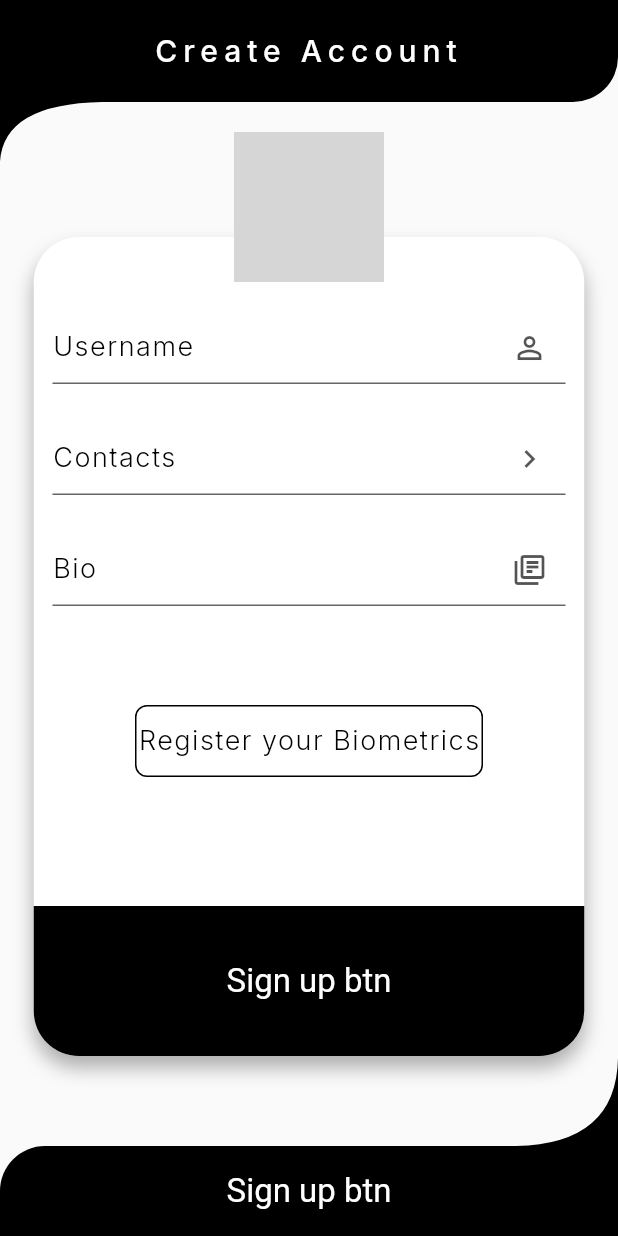
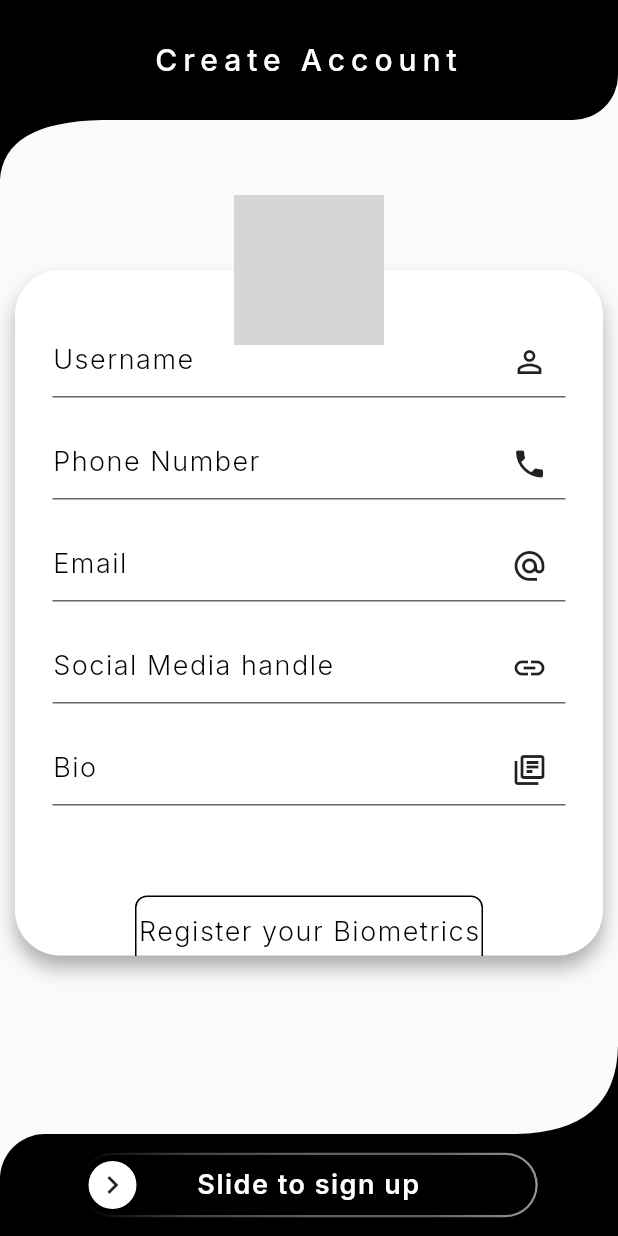
Before and after one commit to anorld-droid/foodie, a Flutter app: the SignUp screen opened by its route, on a phone screen of 412 x 824 dp. Run offline on Flutter 3.47's test engine with Material 2 defaults, Android fonts, the phone set to English and light mode, and no system bars; drawn by our look-alikes of slider_button; our stand-ins replace get, google_fonts; network calls fail; grey boxes are pictures that could not be loaded.

Commit message:
finished designing sign up screen.

```diff
--- a/lib/views/viewscreens/authentication/sign_up.dart
+++ b/lib/views/viewscreens/authentication/sign_up.dart
@@ -3,8 +3,7 @@ import 'package:flutter/services.dart';
 import 'package:get/get.dart';
 import 'package:google_fonts/google_fonts.dart';
 import 'package:trice/controller/authentication/sign_up_controller.dart';
-import 'package:trice/controller/main_controller.dart';
-
+import 'package:slider_button/slider_button.dart';
 import 'widgets/curved_traingle.dart';
 import 'widgets/text_field_input.dart';
 
@@ -27,7 +26,7 @@ class SignUp extends GetView<SignUpController> {
             children: [
               Column(crossAxisAlignment: CrossAxisAlignment.start, children: [
                 Container(
-                  height: 68.0,
+                  height: 80.0,
                   width: Get.width,
                   margin: MediaQuery.of(context).padding,
                   color: Colors.transparent,
@@ -57,12 +56,12 @@ class SignUp extends GetView<SignUpController> {
               Column(
                 children: [
                   SizedBox(
-                    height: 158,
+                    height: 180,
                     width: Get.width,
                   ),
                   Container(
-                    height: Get.height - 278,
-                    width: Get.width - 45,
+                    height: Get.height - 367,
+                    width: Get.width - 20,
                     decoration: BoxDecoration(
                         borderRadius: BorderRadius.circular(30.0),
                         color: Colors.white,
@@ -75,6 +74,7 @@ class SignUp extends GetView<SignUpController> {
                                 0, 8), // changes position of shadow
                           ),
                         ]),
+                    child: SingleChildScrollView(
                       child: Column(
                         mainAxisAlignment: MainAxisAlignment.spaceBetween,
                         children: [
@@ -84,32 +84,51 @@ class SignUp extends GetView<SignUpController> {
                           TextFieldInput(
                             hintText: "Username",
                             icon: Icons.person_outline,
-                          textInputType: TextInputType.emailAddress,
-                          textEditingController: controller.usernameController,
+                            textInputType: TextInputType.name,
+                            textEditingController:
+                                controller.usernameController,
                           ),
                           const SizedBox(
-                          height: 0,
+                            height: 20,
                           ),
                           TextFieldInput(
-                          hintText: "Contacts",
-                          icon: Icons.chevron_right_outlined,
-                          textInputType: TextInputType.emailAddress,
-                          textEditingController: controller.usernameController,
+                            hintText: "Phone Number",
+                            icon: Icons.phone,
+                            textInputType: TextInputType.phone,
+                            textEditingController: controller.phoneController,
                           ),
                           const SizedBox(
-                          height: 0,
+                            height: 20,
+                          ),
+                          TextFieldInput(
+                            hintText: "Email",
+                            icon: Icons.alternate_email_outlined,
+                            textInputType: TextInputType.emailAddress,
+                            textEditingController: controller.emailController,
+                          ),
+                          const SizedBox(
+                            height: 20,
+                          ),
+                          TextFieldInput(
+                            hintText: "Social Media handle",
+                            icon: Icons.link,
+                            textInputType: TextInputType.url,
+                            textEditingController: controller.websiteController,
+                          ),
+                          const SizedBox(
+                            height: 20,
                           ),
                           TextFieldInput(
                             hintText: "Bio",
                             icon: Icons.library_books_outlined,
-                          textInputType: TextInputType.emailAddress,
-                          textEditingController: controller.usernameController,
+                            textInputType: TextInputType.text,
+                            textEditingController: controller.bioController,
                           ),
                           const SizedBox(
-                          height: 40,
+                            height: 60,
                           ),
                           InkWell(
-                          onTap: controller.username,
+                            onTap: (() => controller.biometrics(context)),
                             child: Container(
                               width: Get.width - 180,
                               alignment: Alignment.center,
@@ -142,28 +161,43 @@ class SignUp extends GetView<SignUpController> {
                             ),
                           ),
                           const SizedBox(
+                            height: 10,
+                          ),
+                          Container(
+                            width: Get.width - 160,
+                            child: Row(
+                              children: [
+                                Text(
+                                  "ALready have an account?",
+                                  style: GoogleFonts.inter(
+                                      fontStyle: FontStyle.normal,
+                                      color: Colors.black,
+                                      fontSize: 18.0,
+                                      letterSpacing: 1.0,
+                                      fontWeight: FontWeight.w300),
+                                  textAlign: TextAlign.center,
+                                ),
+                                InkWell(
+                                  onTap: (() {}),
+                                  child: Text(
+                                    "Log in",
+                                    style: GoogleFonts.inter(
+                                        fontStyle: FontStyle.normal,
+                                        color: Colors.black,
+                                        fontSize: 18.0,
+                                        letterSpacing: 1.0,
+                                        fontWeight: FontWeight.w600),
+                                    textAlign: TextAlign.center,
+                                  ),
+                                )
+                              ],
+                            ),
+                          ),
+                          const SizedBox(
                             height: 60,
                           ),
-                        Container(
-                          height: 100.0,
-                          // width: Get.width,
-                          color: Colors.transparent,
-                          child: Container(
-                              decoration: const BoxDecoration(
-                                  color: Colors.black,
-                                  borderRadius: BorderRadius.only(
-                                      bottomLeft: Radius.circular(30),
-                                      bottomRight: Radius.circular(30))),
-                              child: const Center(
-                                child: Text(
-                                  "Sign up btn",
-                                  style: TextStyle(
-                                      color: Colors.white, fontSize: 22),
-                                  textAlign: TextAlign.center,
+                        ],
                       ),
-                              )),
-                        ),
-                      ],
                     ),
                   )
                 ],
@@ -172,7 +206,7 @@ class SignUp extends GetView<SignUpController> {
                 crossAxisAlignment: CrossAxisAlignment.center,
                 children: [
                   SizedBox(
-                    height: 88,
+                    height: 130,
                     width: Get.width,
                   ),
                   const CircleAvatar(
@@ -190,7 +224,7 @@ class SignUp extends GetView<SignUpController> {
               painter: BottomCurvedTriangle(),
             ),
             Container(
-              height: 60.0,
+              height: 68.0,
               width: Get.width,
               color: Colors.transparent,
               child: Container(
@@ -198,12 +232,49 @@ class SignUp extends GetView<SignUpController> {
                       color: Colors.black,
                       borderRadius:
                           BorderRadius.only(topLeft: Radius.circular(30))),
-                  child: const Center(
-                    child: Text(
-                      "Sign up btn",
-                      style: TextStyle(color: Colors.white, fontSize: 22),
+                  child: Column(
+                    mainAxisAlignment: MainAxisAlignment.center,
+                    children: [
+                      Container(
+                        height: 43,
+                        width: 305,
+                        alignment: Alignment.center,
+                        decoration: const BoxDecoration(
+                            borderRadius:
+                                BorderRadius.all(Radius.circular(100)),
+                            gradient: LinearGradient(
+                              colors: [
+                                // Color(0xFF000000),
+                                Color(0xFF000000),
+                                Color(0xFF434343),
+                                Color.fromARGB(255, 97, 95, 95),
+                                Color.fromARGB(255, 97, 95, 95),
+                                Color.fromARGB(255, 155, 150, 150),
+                              ],
+                            )),
+                        child: SliderButton(
+                            height: 40,
+                            width: 302,
+                            buttonSize: 32,
+                            baseColor: Colors.white,
+                            alignLabel: Alignment.center,
+                            backgroundColor: Colors.black,
+                            highlightedColor: Colors.black,
+                            vibrationFlag: true,
+                            action: () {},
+                            label: Text(
+                              "Slide to sign up",
                               textAlign: TextAlign.center,
+                              style: GoogleFonts.inter(
+                                  fontStyle: FontStyle.normal,
+                                  color: Colors.white,
+                                  fontSize: 18.0,
+                                  letterSpacing: 1.0,
+                                  fontWeight: FontWeight.w600),
                             ),
+                            icon: Icon(Icons.chevron_right_outlined)),
+                      ),
+                    ],
                   )),
             ),
           ]),
--- a/lib/views/viewscreens/authentication/widgets/text_field_input.dart
+++ b/lib/views/viewscreens/authentication/widgets/text_field_input.dart
@@ -8,12 +8,14 @@ class TextFieldInput extends StatelessWidget {
   final TextInputType textInputType;
   final String hintText;
   final icon;
-  const TextFieldInput(
+  Function()? onIconTap;
+  TextFieldInput(
       {Key? key,
       required this.textEditingController,
       this.isPass = false,
       required this.textInputType,
       required this.hintText,
+      this.onIconTap,
       this.icon})
       : super(key: key);
 
@@ -46,9 +48,12 @@ class TextFieldInput extends StatelessWidget {
           fillColor: Colors.white,
           focusColor: Colors.black,
           filled: true,
-          suffixIcon: Icon(
-            icon,
-            color: Colors.black.withOpacity(0.67),
+          suffixIcon: InkWell(
+            onTap: onIconTap,
+            child: Icon(
+              icon,
+              color: Colors.black.withOpacity(0.87),
+            ),
           ),
           contentPadding: const EdgeInsets.only(top: 4, bottom: 4, right: 4),
         ),
--- a/pubspec.yaml
+++ b/pubspec.yaml
@@ -35,6 +35,7 @@ dependencies:
   # The following adds the Cupertino Icons font to your application.
   # Use with the CupertinoIcons class for iOS style icons.
   cupertino_icons: ^1.0.2
+  slider_button: ^2.0.0
 
 dev_dependencies:
   flutter_test:
```
Also changed, not shown: lib/controller/authentication/sign_up_controller.dart (+82 -3 lines), lib/views/viewscreens/authentication/widgets/rounded_corner_btn.dart (+5 -3 lines), pubspec.lock. Lines whose indentation alone changed are shown as unchanged.
